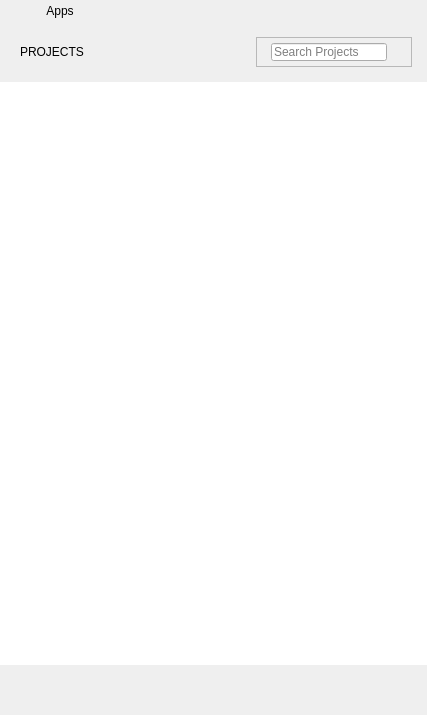
Above: resources/desktop_window.ui from shotgunsoftware/tk-desktop before the change. Below: the same form after it.
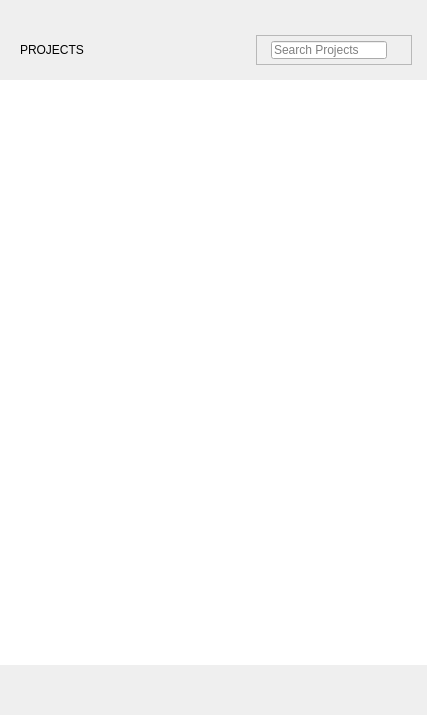
That is the form after the change. Icons and pictures are not drawn. Custom widgets are drawn as their Qt base class.

Commit message:
Move 'apps' stack widget inside 'tab_view' stack
Also remove the button from the UI and register 'Apps' as a tab like any
other tab.

Diff of the .ui file:
```diff
--- a/resources/desktop_window.ui
+++ b/resources/desktop_window.ui
@@ -68,36 +68,7 @@
         <number>0</number>
        </property>
        <item>
-        <layout class="QHBoxLayout" name="tabs">
-         <item>
-          <widget class="QPushButton" name="apps_button">
-           <property name="sizePolicy">
-            <sizepolicy hsizetype="Minimum" vsizetype="Fixed">
-             <horstretch>0</horstretch>
-             <verstretch>0</verstretch>
-            </sizepolicy>
-           </property>
-           <property name="minimumSize">
-            <size>
-             <width>0</width>
-             <height>0</height>
-            </size>
-           </property>
-           <property name="mouseTracking">
-            <bool>true</bool>
-           </property>
-           <property name="focusPolicy">
-            <enum>Qt::NoFocus</enum>
-           </property>
-           <property name="text">
-            <string>Apps</string>
-           </property>
-           <property name="flat">
-            <bool>true</bool>
-           </property>
-          </widget>
-         </item>
-        </layout>
+        <layout class="QHBoxLayout" name="tabs"/>
        </item>
        <item>
         <spacer name="header_spacer_5">
@@ -116,6 +87,7 @@
      </widget>
     </item>
     <item>
+     <widget class="QStackedWidget" name="tab_view">
      <widget class="QStackedWidget" name="stack">
       <property name="currentIndex">
        <number>0</number>
@@ -736,6 +708,7 @@
          </widget>
         </item>
        </layout>
+       </widget>
       </widget>
      </widget>
     </item>
```
Lines whose indentation alone changed are shown as unchanged. The commit also changes 2 other files.
